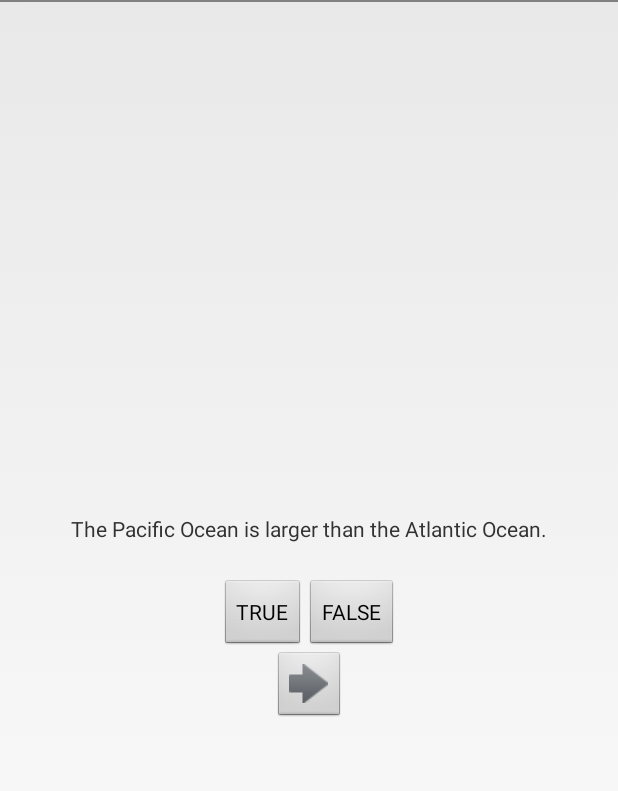
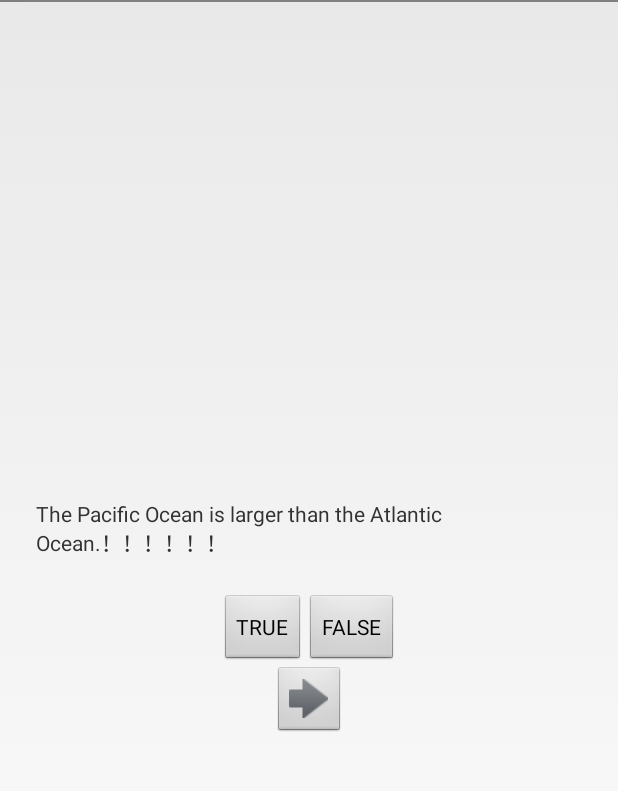
Before and after one commit to HuaQiBei/HelloWorld, an Android app: the screen it shows after launch (MainActivity), on a phone screen of 412 x 824 dp, the part 36-827 px from its top. Run offline under Robolectric (Android 15) with nearby library versions, the phone set to English and light mode, and no system bars.

Commit message:
2nd。。

```diff
--- a/app/src/main/res/values/strings.xml
+++ b/app/src/main/res/values/strings.xml
@@ -6,7 +6,7 @@
     <string name="true_toast">Correct!</string>
     <string name="false_toast">Error!</string>
 
-    <string name="question_oceans">The Pacific Ocean is larger than the Atlantic Ocean.</string>
+    <string name="question_oceans">The Pacific Ocean is larger than the Atlantic Ocean.！！！！！！</string>
     <string name="question_mideast">The Suez Canal connects the Red Sea and the Indian Ocean.</string>
     <string name="question_africa">The source of the Nile River is in Egypt.</string>
     <string name="question_americas">The Amazon River is the longest river in the Americas.</string>
```
